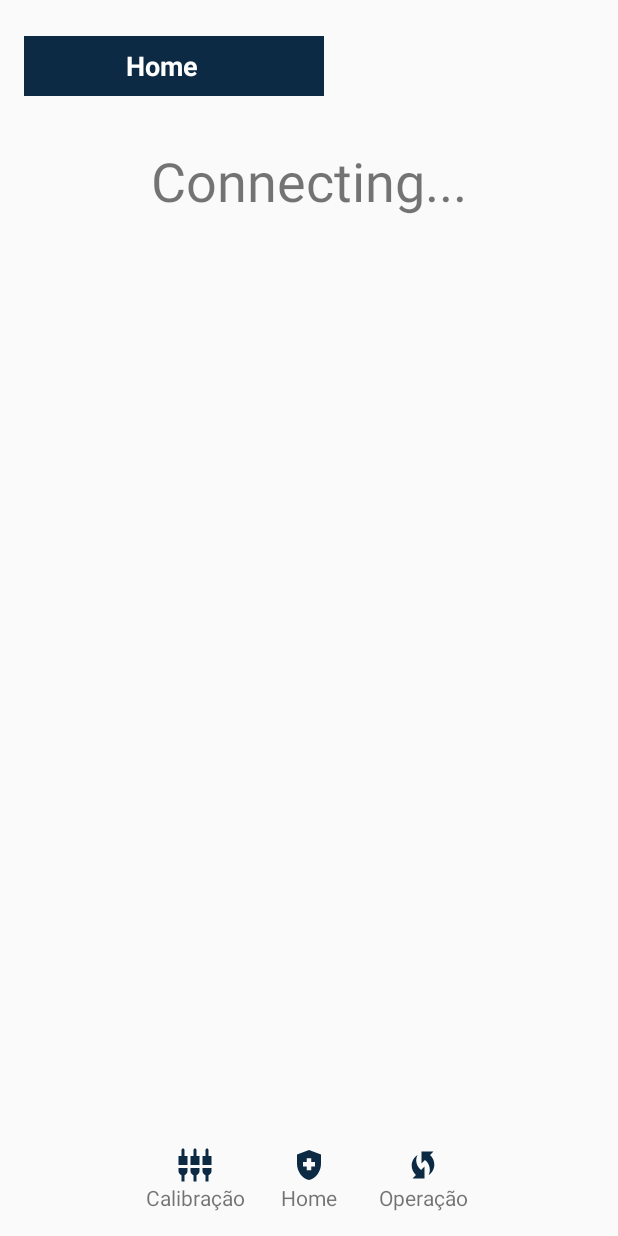
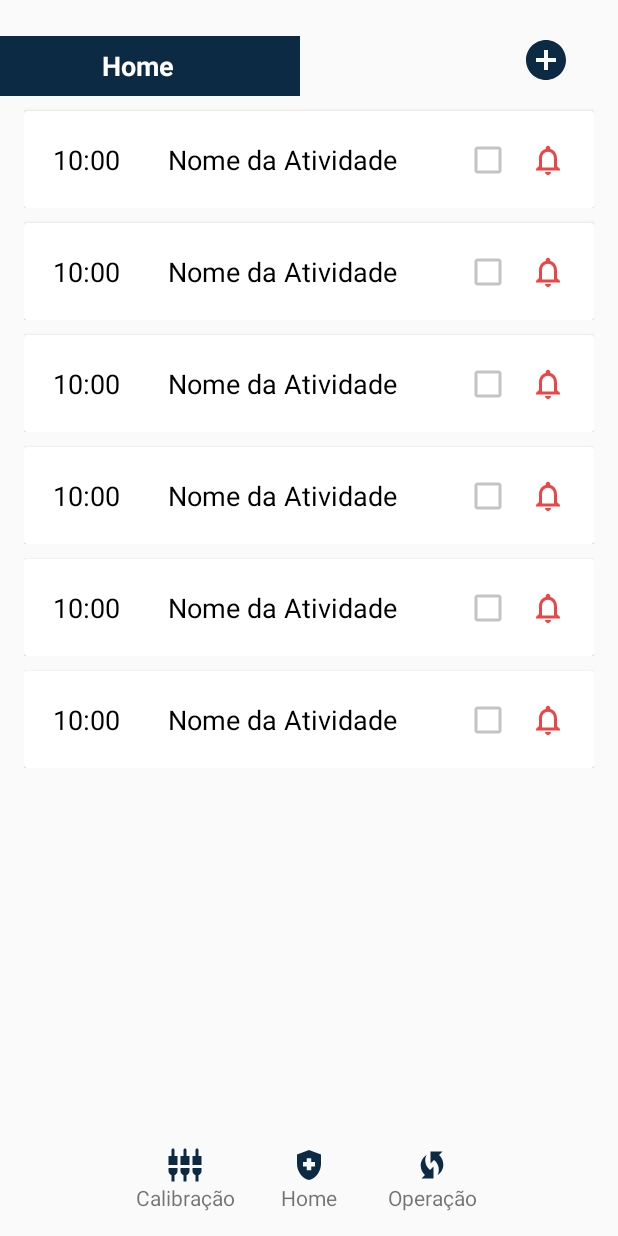
Before and after one commit to italoh623/HCApp, an Android app: the HomeActivity screen opened directly, with no data from a screen before it, on a phone screen of 412 x 824 dp. Run offline under Robolectric (Android 15) with nearby library versions, the phone set to English and light mode, and no system bars; 6 statements that could not run were skipped.

Commit message:
Adicionando RecyclerView da rotina

```diff
--- a/app/src/main/java/me/aflak/heroicuidador/activity/HomeActivity.java
+++ b/app/src/main/java/me/aflak/heroicuidador/activity/HomeActivity.java
@@ -11,6 +11,8 @@ import android.net.Uri;
 import android.os.Bundle;
 import android.os.Handler;
 import android.support.v7.app.AppCompatActivity;
+import android.support.v7.widget.LinearLayoutManager;
+import android.support.v7.widget.RecyclerView;
 import android.view.Menu;
 import android.view.MenuInflater;
 import android.view.MenuItem;
@@ -20,6 +22,7 @@ import android.widget.Toast;
 
 import me.aflak.bluetooth.Bluetooth;
 import me.aflak.heroicuidador.R;
+import me.aflak.heroicuidador.adapter.RotinaAdapter;
 
 public class HomeActivity extends AppCompatActivity implements Bluetooth.CommunicationCallback {
 
@@ -28,12 +31,12 @@ public class HomeActivity extends AppCompatActivity implements Bluetooth.Communi
     private Bluetooth b;
     private boolean registered = false;
 
-    private TextView text;
+    private RecyclerView recyclerView;
 
     // Navegação
     private TextView textViewOperacao;
     private TextView textViewCalibracao;
-    private TextView textViewLogs;
+//    private TextView textViewLogs;
 
 
     @Override
@@ -43,9 +46,9 @@ public class HomeActivity extends AppCompatActivity implements Bluetooth.Communi
 
         textViewOperacao = findViewById(R.id.textViewOperacao);
         textViewCalibracao = findViewById(R.id.textViewCalibracao);
-        textViewLogs = findViewById(R.id.textViewLogs);
+//        textViewLogs = findViewById(R.id.textViewLogs);
 
-        text = findViewById(R.id.text);
+        recyclerView = findViewById(R.id.recyclerView);
 
 
         // Bluetooth
@@ -94,6 +97,14 @@ public class HomeActivity extends AppCompatActivity implements Bluetooth.Communi
                 startActivity(intent);
             }
         });
+
+        // RecyclerView Layout
+
+        RecyclerView.LayoutManager layoutManager =  new LinearLayoutManager(this);
+        recyclerView.setLayoutManager(layoutManager);
+
+        RotinaAdapter adapter = new RotinaAdapter();
+        recyclerView.setAdapter(adapter);
 
     }
 
@@ -145,7 +156,7 @@ public class HomeActivity extends AppCompatActivity implements Bluetooth.Communi
         this.runOnUiThread(new Runnable() {
             @Override
             public void run() {
-                textViewLogs.setText(s);
+//                textViewLogs.setText(s);
             }
         });
     }
--- /dev/null
+++ b/app/src/main/java/me/aflak/heroicuidador/adapter/RotinaAdapter.java
@@ -0,0 +1,78 @@
+package me.aflak.heroicuidador.adapter;
+
+import android.support.annotation.NonNull;
+import android.support.v7.widget.RecyclerView;
+import android.view.LayoutInflater;
+import android.view.View;
+import android.view.ViewGroup;
+import android.widget.Button;
+import android.widget.TextView;
+
+import java.time.LocalDate;
+
+import me.aflak.heroicuidador.R;
+
+public class RotinaAdapter extends RecyclerView.Adapter<RotinaAdapter.MyViewHolder> {
+
+    @NonNull
+    @Override
+    public MyViewHolder onCreateViewHolder(@NonNull ViewGroup viewGroup, int i) {
+
+        View atividade = LayoutInflater.from(viewGroup.getContext())
+                .inflate(R.layout.rotina_detalhe, viewGroup, false);
+
+        return new MyViewHolder(atividade);
+    }
+
+    @Override
+    public void onBindViewHolder(@NonNull MyViewHolder myViewHolder, int i) {
+
+        myViewHolder.textViewNome.setText("Nome da Atividade");
+        myViewHolder.textViewHora.setText("10:00");
+    }
+
+    @Override
+    public int getItemCount() {
+        return 6;
+    }
+
+    public class MyViewHolder extends RecyclerView.ViewHolder {
+
+        private TextView textViewHora;
+        private TextView textViewNome;
+        private Button buttonCheck;
+        private Button buttonAlerta;
+
+        private boolean realizada;
+        private boolean movimentoCorreto;
+
+
+        public MyViewHolder(@NonNull View itemView) {
+            super(itemView);
+
+            textViewHora = itemView.findViewById(R.id.textViewHora);
+            textViewNome = itemView.findViewById(R.id.textViewNome);
+            buttonCheck = itemView.findViewById(R.id.buttonCheck);
+            buttonAlerta = itemView.findViewById(R.id.buttonAlerta);
+
+            realizada = false;
+
+            buttonCheck.setOnClickListener(new View.OnClickListener() {
+                @Override
+                public void onClick(View v) {
+                    if (realizada) {
+
+                        buttonCheck.setBackgroundResource(R.drawable.ic_check_box_desmarcada_24);
+
+                        realizada = false;
+                    } else {
+                        buttonCheck.setBackgroundResource(R.drawable.ic_check_box_marcado_24);
+
+                        realizada = true;
+                    }
+                }
+            });
+        }
+
+    }
+}
--- /dev/null
+++ b/app/src/main/res/drawable/ic_alerta_movimento_24.xml
@@ -0,0 +1,5 @@
+<vector android:height="24dp" android:tint="#ED4545"
+    android:viewportHeight="24" android:viewportWidth="24"
+    android:width="24dp" xmlns:android="http://schemas.android.com/apk/res/android">
+    <path android:fillColor="@android:color/white" android:pathData="M12,22c1.1,0 2,-0.9 2,-2h-4c0,1.1 0.9,2 2,2zM18,16v-5c0,-3.07 -1.63,-5.64 -4.5,-6.32L13.5,4c0,-0.83 -0.67,-1.5 -1.5,-1.5s-1.5,0.67 -1.5,1.5v0.68C7.64,5.36 6,7.92 6,11v5l-2,2v1h16v-1l-2,-2zM16,17L8,17v-6c0,-2.48 1.51,-4.5 4,-4.5s4,2.02 4,4.5v6z"/>
+</vector>
--- /dev/null
+++ b/app/src/main/res/drawable/ic_baseline_add_circle_32.xml
@@ -0,0 +1,5 @@
+<vector android:height="32dp" android:tint="#0C2A43"
+    android:viewportHeight="24" android:viewportWidth="24"
+    android:width="32dp" xmlns:android="http://schemas.android.com/apk/res/android">
+    <path android:fillColor="@android:color/white" android:pathData="M12,2C6.48,2 2,6.48 2,12s4.48,10 10,10 10,-4.48 10,-10S17.52,2 12,2zM17,13h-4v4h-2v-4L7,13v-2h4L11,7h2v4h4v2z"/>
+</vector>
--- /dev/null
+++ b/app/src/main/res/drawable/ic_check_box_desmarcada_24.xml
@@ -0,0 +1,5 @@
+<vector android:height="24dp" android:tint="#C4C4C4"
+    android:viewportHeight="24" android:viewportWidth="24"
+    android:width="24dp" xmlns:android="http://schemas.android.com/apk/res/android">
+    <path android:fillColor="@android:color/white" android:pathData="M19,5v14H5V5h14m0,-2H5c-1.1,0 -2,0.9 -2,2v14c0,1.1 0.9,2 2,2h14c1.1,0 2,-0.9 2,-2V5c0,-1.1 -0.9,-2 -2,-2z"/>
+</vector>
--- /dev/null
+++ b/app/src/main/res/drawable/ic_check_box_marcado_24.xml
@@ -0,0 +1,5 @@
+<vector android:height="24dp" android:tint="#C4C4C4"
+    android:viewportHeight="24" android:viewportWidth="24"
+    android:width="24dp" xmlns:android="http://schemas.android.com/apk/res/android">
+    <path android:fillColor="@android:color/white" android:pathData="M19,3L5,3c-1.11,0 -2,0.9 -2,2v14c0,1.1 0.89,2 2,2h14c1.11,0 2,-0.9 2,-2L21,5c0,-1.1 -0.89,-2 -2,-2zM10,17l-5,-5 1.41,-1.41L10,14.17l7.59,-7.59L19,8l-9,9z"/>
+</vector>
--- a/app/src/main/res/layout/activity_main.xml
+++ b/app/src/main/res/layout/activity_main.xml
@@ -5,9 +5,7 @@
     android:layout_width="match_parent"
     android:layout_height="match_parent"
     android:paddingStart="0dp"
-    android:paddingLeft="@dimen/activity_horizontal_margin"
     android:paddingTop="@dimen/activity_vertical_margin"
-    android:paddingRight="@dimen/activity_horizontal_margin"
     android:paddingBottom="@dimen/activity_vertical_margin"
     tools:context=".activity.HomeActivity">
 
@@ -88,15 +86,25 @@
         app:layout_constraintEnd_toStartOf="@+id/guideline3"
         app:layout_constraintStart_toStartOf="@+id/guideline2" />
 
-    <TextView
-        android:id="@+id/textViewLogs"
-        android:layout_width="wrap_content"
-        android:layout_height="wrap_content"
-        android:layout_marginTop="32dp"
-        android:text="TextView"
-        android:textSize="36sp"
+    <android.support.v7.widget.RecyclerView
+        android:id="@+id/recyclerView"
+        android:layout_width="match_parent"
+        android:layout_height="0dp"
+        android:paddingLeft="@dimen/activity_horizontal_margin"
+        android:paddingRight="@dimen/activity_horizontal_margin"
+        app:layout_constraintBottom_toTopOf="@+id/textViewHome"
         app:layout_constraintEnd_toEndOf="parent"
         app:layout_constraintStart_toStartOf="parent"
         app:layout_constraintTop_toBottomOf="@+id/textView5" />
 
+    <Button
+        android:id="@+id/buttonAddAtividade"
+        android:layout_width="32dp"
+        android:layout_height="32dp"
+        android:layout_marginEnd="32dp"
+        android:background="@drawable/ic_baseline_add_circle_32"
+        app:layout_constraintBottom_toTopOf="@+id/recyclerView"
+        app:layout_constraintEnd_toEndOf="parent"
+        app:layout_constraintTop_toTopOf="parent" />
+
 </android.support.constraint.ConstraintLayout>
--- /dev/null
+++ b/app/src/main/res/layout/rotina_detalhe.xml
@@ -0,0 +1,87 @@
+<?xml version="1.0" encoding="utf-8"?>
+<android.support.constraint.ConstraintLayout xmlns:android="http://schemas.android.com/apk/res/android"
+    xmlns:app="http://schemas.android.com/apk/res-auto"
+    xmlns:tools="http://schemas.android.com/tools"
+    android:layout_width="match_parent"
+    android:layout_height="wrap_content">
+
+    <android.support.v7.widget.CardView
+        android:layout_width="0dp"
+        android:layout_height="wrap_content"
+        android:layout_marginTop="10dp"
+        app:layout_constraintEnd_toEndOf="parent"
+        app:layout_constraintStart_toStartOf="parent"
+        app:layout_constraintTop_toTopOf="parent">
+
+        <android.support.constraint.ConstraintLayout
+            android:layout_width="match_parent"
+            android:layout_height="wrap_content"
+            android:paddingTop="20dp"
+            android:paddingBottom="20dp">
+
+            <android.support.constraint.Guideline
+                android:id="@+id/guideline6"
+                android:layout_width="wrap_content"
+                android:layout_height="wrap_content"
+                android:orientation="vertical"
+                app:layout_constraintGuide_percent="0.95" />
+
+            <android.support.constraint.Guideline
+                android:id="@+id/guideline5"
+                android:layout_width="wrap_content"
+                android:layout_height="wrap_content"
+                android:orientation="vertical"
+                app:layout_constraintGuide_percent="0.05" />
+
+            <TextView
+                android:id="@+id/textViewHora"
+                android:layout_width="wrap_content"
+                android:layout_height="wrap_content"
+                android:text="08:00"
+                android:textColor="@android:color/black"
+                android:textSize="18sp"
+                app:layout_constraintBottom_toBottomOf="parent"
+                app:layout_constraintStart_toStartOf="@+id/guideline5"
+                app:layout_constraintTop_toTopOf="parent" />
+
+            <TextView
+                android:id="@+id/textViewNome"
+                android:layout_width="wrap_content"
+                android:layout_height="wrap_content"
+                android:layout_marginStart="32dp"
+                android:text="TextView"
+                android:textColor="@android:color/black"
+                android:textSize="18sp"
+                app:layout_constraintBottom_toBottomOf="parent"
+                app:layout_constraintStart_toEndOf="@+id/textViewHora"
+                app:layout_constraintTop_toTopOf="parent" />
+
+            <Button
+                android:id="@+id/buttonAlerta"
+                android:layout_width="24dp"
+                android:layout_height="24dp"
+                android:layout_marginStart="8dp"
+                android:background="@drawable/ic_alerta_movimento_24"
+                app:layout_constraintBottom_toBottomOf="parent"
+                app:layout_constraintEnd_toStartOf="@+id/guideline6"
+                app:layout_constraintHorizontal_bias="0.5"
+                app:layout_constraintStart_toEndOf="@+id/buttonCheck"
+                app:layout_constraintTop_toTopOf="parent" />
+
+            <Button
+                android:id="@+id/buttonCheck"
+                android:layout_width="24dp"
+                android:layout_height="24dp"
+                android:layout_marginEnd="8dp"
+                android:background="@drawable/ic_check_box_desmarcada_24"
+                app:layout_constraintBottom_toBottomOf="parent"
+                app:layout_constraintEnd_toStartOf="@+id/buttonAlerta"
+                app:layout_constraintHorizontal_bias="1.0"
+                app:layout_constraintHorizontal_chainStyle="packed"
+                app:layout_constraintStart_toEndOf="@+id/textViewNome"
+                app:layout_constraintTop_toTopOf="parent" />
+
+        </android.support.constraint.ConstraintLayout>
+    </android.support.v7.widget.CardView>
+
+</android.support.constraint.ConstraintLayout>
```
